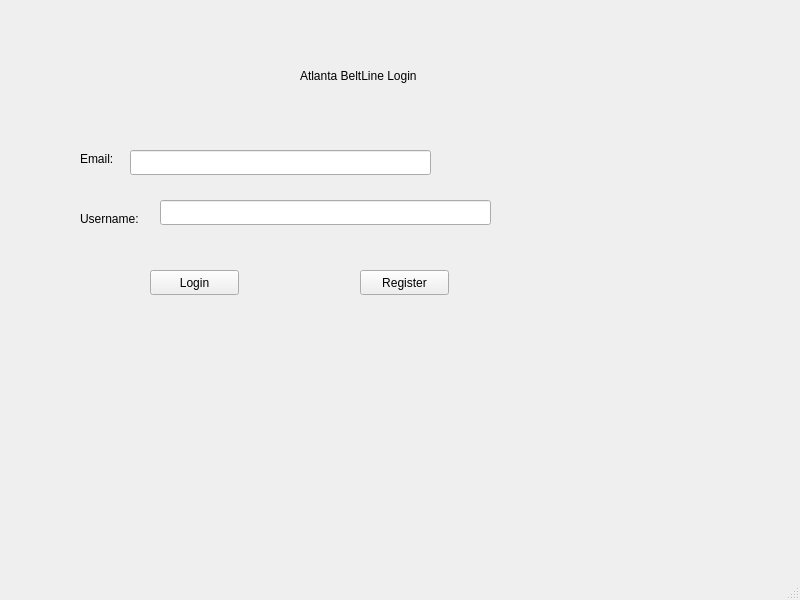
Above: Login.ui from Klin04/CS4400 before the change. Below: the same form after it.
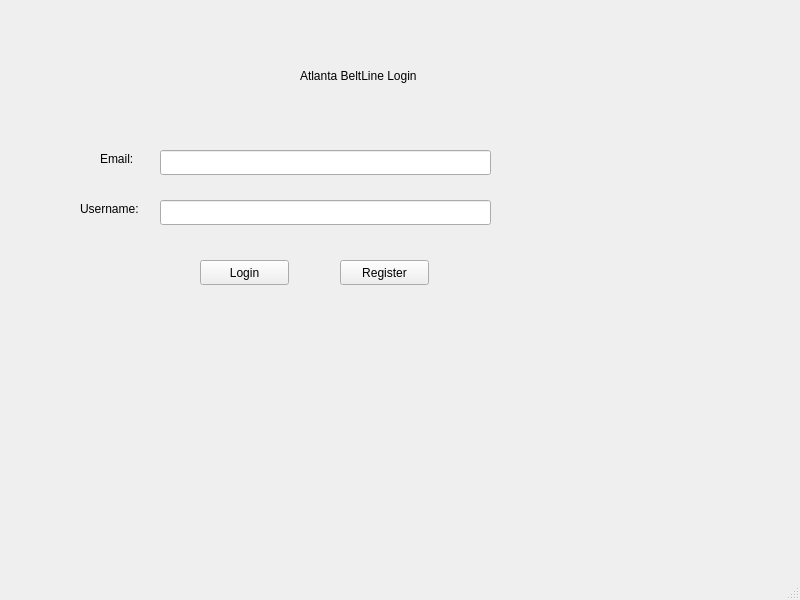
That is the form after the change.

Commit message: Slight change to allignment for login page

Diff of the .ui file:
```diff
--- a/Login.ui
+++ b/Login.ui
@@ -30,7 +30,7 @@
    <widget class="QLabel" name="label_2">
     <property name="geometry">
      <rect>
-      <x>80</x>
+      <x>100</x>
       <y>150</y>
       <width>67</width>
       <height>17</height>
@@ -44,7 +44,7 @@
     <property name="geometry">
      <rect>
       <x>80</x>
-      <y>210</y>
+      <y>200</y>
       <width>81</width>
       <height>17</height>
      </rect>
@@ -56,9 +56,9 @@
    <widget class="QLineEdit" name="lineEdit">
     <property name="geometry">
      <rect>
-      <x>130</x>
+      <x>160</x>
       <y>150</y>
-      <width>301</width>
+      <width>331</width>
       <height>25</height>
      </rect>
     </property>
@@ -76,8 +76,8 @@
    <widget class="QPushButton" name="pushButton">
     <property name="geometry">
      <rect>
-      <x>150</x>
-      <y>270</y>
+      <x>200</x>
+      <y>260</y>
       <width>89</width>
       <height>25</height>
      </rect>
@@ -89,8 +89,8 @@
    <widget class="QPushButton" name="pushButton_2">
     <property name="geometry">
      <rect>
-      <x>360</x>
-      <y>270</y>
+      <x>340</x>
+      <y>260</y>
       <width>89</width>
       <height>25</height>
      </rect>
```
Left out of the diff: 2 changed lines with no effect on the pictures.
